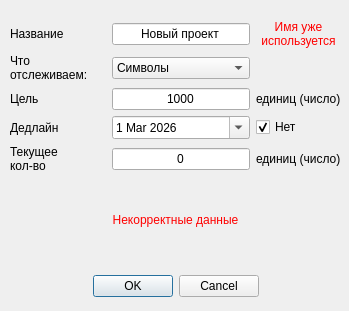
Old version of the form UI template/create_project.ui in the repository nevskyforever/nfprogress.
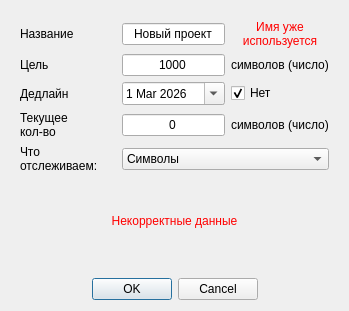
New version of the form.

The edit to the form file:
```diff
--- a/UI template/create_project.ui
+++ b/UI template/create_project.ui
@@ -36,34 +36,9 @@
   <property name="windowTitle">
    <string>Создание проекта</string>
   </property>
-  <widget class="QDialogButtonBox" name="buttons">
-   <property name="geometry">
-    <rect>
-     <x>0</x>
-     <y>270</y>
-     <width>351</width>
-     <height>32</height>
-    </rect>
-   </property>
-   <property name="orientation">
-    <enum>Qt::Orientation::Horizontal</enum>
-   </property>
-   <property name="standardButtons">
-    <set>QDialogButtonBox::StandardButton::Cancel|QDialogButtonBox::StandardButton::Ok</set>
-   </property>
-   <property name="centerButtons">
-    <bool>true</bool>
-   </property>
-  </widget>
+  <layout class="QVBoxLayout" name="verticalLayout">
+   <item>
   <widget class="QWidget" name="widget" native="true">
-   <property name="geometry">
-    <rect>
-     <x>10</x>
-     <y>20</y>
-     <width>331</width>
-     <height>241</height>
-    </rect>
-   </property>
    <property name="sizePolicy">
     <sizepolicy hsizetype="Preferred" vsizetype="Preferred">
      <horstretch>0</horstretch>
@@ -77,8 +52,8 @@
     </size>
    </property>
    <layout class="QGridLayout" name="gridLayout">
-    <item row="7" column="0" colspan="3">
-     <widget class="QLabel" name="incorrect_data">
+      <item row="0" column="2">
+       <widget class="QLabel" name="incorrect_name">
       <property name="enabled">
        <bool>true</bool>
       </property>
@@ -88,17 +63,82 @@
 }</string>
       </property>
       <property name="text">
-       <string>&lt;html&gt;&lt;head/&gt;&lt;body&gt;&lt;p align=&quot;center&quot;&gt;Некорректные данные&lt;/p&gt;&lt;/body&gt;&lt;/html&gt;</string>
+         <string>&lt;html&gt;&lt;head/&gt;&lt;body&gt;&lt;p align=&quot;center&quot;&gt;Имя уже&lt;br/&gt;используется&lt;/p&gt;&lt;/body&gt;&lt;/html&gt;</string>
       </property>
      </widget>
     </item>
-    <item row="4" column="0">
+      <item row="1" column="1">
+       <widget class="QLineEdit" name="le_goal">
+        <property name="text">
+         <string notr="true">1000</string>
+        </property>
+        <property name="alignment">
+         <set>Qt::AlignmentFlag::AlignCenter</set>
+        </property>
+       </widget>
+      </item>
+      <item row="1" column="2">
+       <widget class="QLabel" name="label_6">
+        <property name="text">
+         <string>символов (число)</string>
+        </property>
+       </widget>
+      </item>
+      <item row="2" column="0">
      <widget class="QLabel" name="label_3">
       <property name="text">
        <string>Дедлайн</string>
       </property>
      </widget>
     </item>
+      <item row="0" column="1">
+       <widget class="QLineEdit" name="le_name">
+        <property name="text">
+         <string>Новый проект</string>
+        </property>
+        <property name="alignment">
+         <set>Qt::AlignmentFlag::AlignCenter</set>
+        </property>
+       </widget>
+      </item>
+      <item row="3" column="2">
+       <widget class="QLabel" name="label_5">
+        <property name="text">
+         <string>символов (число)</string>
+        </property>
+       </widget>
+      </item>
+      <item row="2" column="2">
+       <widget class="QCheckBox" name="checkBox">
+        <property name="text">
+         <string>Нет</string>
+        </property>
+        <property name="checkable">
+         <bool>true</bool>
+        </property>
+        <property name="checked">
+         <bool>true</bool>
+        </property>
+        <property name="tristate">
+         <bool>false</bool>
+        </property>
+       </widget>
+      </item>
+      <item row="5" column="0" colspan="3">
+       <widget class="QLabel" name="incorrect_data">
+        <property name="enabled">
+         <bool>true</bool>
+        </property>
+        <property name="styleSheet">
+         <string notr="true">QLabel {
+    color: rgb(255, 0, 0);
+}</string>
+        </property>
+        <property name="text">
+         <string>&lt;html&gt;&lt;head/&gt;&lt;body&gt;&lt;p align=&quot;center&quot;&gt;Некорректные данные&lt;/p&gt;&lt;/body&gt;&lt;/html&gt;</string>
+        </property>
+       </widget>
+      </item>
     <item row="0" column="0">
      <widget class="QLabel" name="label">
       <property name="text">
@@ -107,42 +147,29 @@
      </widget>
     </item>
     <item row="3" column="0">
-     <widget class="QLabel" name="label_2">
+       <widget class="QLabel" name="label_4">
       <property name="text">
-       <string>Цель</string>
-      </property>
-     </widget>
-    </item>
-    <item row="3" column="2">
-     <widget class="QLabel" name="label_6">
-      <property name="text">
-       <string>единиц (число)</string>
-      </property>
-     </widget>
-    </item>
-    <item row="0" column="2">
-     <widget class="QLabel" name="incorrect_name">
-      <property name="enabled">
-       <bool>true</bool>
-      </property>
-      <property name="styleSheet">
-       <string notr="true">QLabel {
-    color: rgb(255, 0, 0);
-}</string>
-      </property>
-      <property name="text">
-       <string>&lt;html&gt;&lt;head/&gt;&lt;body&gt;&lt;p align=&quot;center&quot;&gt;Имя уже&lt;br/&gt;используется&lt;/p&gt;&lt;/body&gt;&lt;/html&gt;</string>
-      </property>
-     </widget>
-    </item>
-    <item row="4" column="1">
+         <string>&lt;html&gt;&lt;head/&gt;&lt;body&gt;&lt;p&gt;Текущее&lt;br/&gt;кол-во&lt;/p&gt;&lt;/body&gt;&lt;/html&gt;</string>
+        </property>
+        <property name="textFormat">
+         <enum>Qt::TextFormat::AutoText</enum>
+        </property>
+        <property name="scaledContents">
+         <bool>false</bool>
+        </property>
+        <property name="openExternalLinks">
+         <bool>false</bool>
+        </property>
+       </widget>
+      </item>
+      <item row="2" column="1">
      <widget class="QDateEdit" name="de_deadline">
       <property name="enabled">
        <bool>true</bool>
       </property>
       <property name="dateTime">
        <datetime>
-        <hour>12</hour>
+          <hour>0</hour>
         <minute>0</minute>
         <second>0</second>
         <year>2026</year>
@@ -170,65 +197,6 @@
      </widget>
     </item>
     <item row="3" column="1">
-     <widget class="QLineEdit" name="le_goal">
-      <property name="text">
-       <string notr="true">1000</string>
-      </property>
-      <property name="alignment">
-       <set>Qt::AlignmentFlag::AlignCenter</set>
-      </property>
-     </widget>
-    </item>
-    <item row="4" column="2">
-     <widget class="QCheckBox" name="checkBox">
-      <property name="text">
-       <string>Нет</string>
-      </property>
-      <property name="checkable">
-       <bool>true</bool>
-      </property>
-      <property name="checked">
-       <bool>true</bool>
-      </property>
-      <property name="tristate">
-       <bool>false</bool>
-      </property>
-     </widget>
-    </item>
-    <item row="5" column="2">
-     <widget class="QLabel" name="label_5">
-      <property name="text">
-       <string>единиц (число)</string>
-      </property>
-     </widget>
-    </item>
-    <item row="0" column="1">
-     <widget class="QLineEdit" name="le_name">
-      <property name="text">
-       <string>Новый проект</string>
-      </property>
-      <property name="alignment">
-       <set>Qt::AlignmentFlag::AlignCenter</set>
-      </property>
-     </widget>
-    </item>
-    <item row="5" column="0">
-     <widget class="QLabel" name="label_4">
-      <property name="text">
-       <string>&lt;html&gt;&lt;head/&gt;&lt;body&gt;&lt;p&gt;Текущее&lt;br/&gt;кол-во&lt;/p&gt;&lt;/body&gt;&lt;/html&gt;</string>
-      </property>
-      <property name="textFormat">
-       <enum>Qt::TextFormat::AutoText</enum>
-      </property>
-      <property name="scaledContents">
-       <bool>false</bool>
-      </property>
-      <property name="openExternalLinks">
-       <bool>false</bool>
-      </property>
-     </widget>
-    </item>
-    <item row="5" column="1">
      <widget class="QLineEdit" name="le_total_symbols">
       <property name="text">
        <string>0</string>
@@ -239,6 +207,13 @@
      </widget>
     </item>
     <item row="1" column="0">
+       <widget class="QLabel" name="label_2">
+        <property name="text">
+         <string>Цель</string>
+        </property>
+       </widget>
+      </item>
+      <item row="4" column="0">
      <widget class="QLabel" name="label_7">
       <property name="text">
        <string>Что отслеживаем:</string>
@@ -248,7 +223,7 @@
       </property>
      </widget>
     </item>
-    <item row="1" column="1">
+      <item row="4" column="1" colspan="2">
      <widget class="QComboBox" name="cb_unit">
       <property name="minimumSize">
        <size>
@@ -280,8 +255,21 @@
     </item>
    </layout>
   </widget>
-  <zorder>widget</zorder>
-  <zorder>buttons</zorder>
+   </item>
+   <item>
+    <widget class="QDialogButtonBox" name="buttons">
+     <property name="orientation">
+      <enum>Qt::Orientation::Horizontal</enum>
+     </property>
+     <property name="standardButtons">
+      <set>QDialogButtonBox::StandardButton::Cancel|QDialogButtonBox::StandardButton::Ok</set>
+     </property>
+     <property name="centerButtons">
+      <bool>true</bool>
+     </property>
+    </widget>
+   </item>
+  </layout>
  </widget>
  <resources/>
  <connections>
```
Left out of the diff: 2 changed lines with no effect on the pictures. Lines whose indentation alone changed are shown as unchanged.
